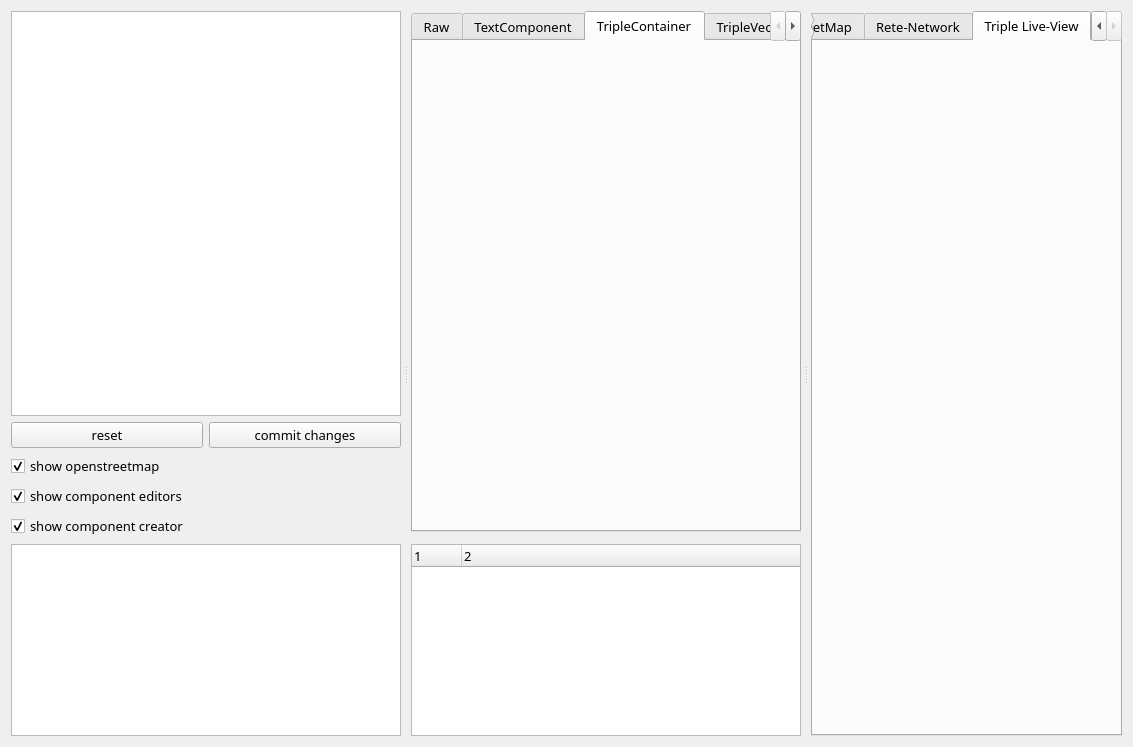
Before: the Qt Designer form ui/main.ui in sempr-tk/sempr-gui, drawn with Qt 5.
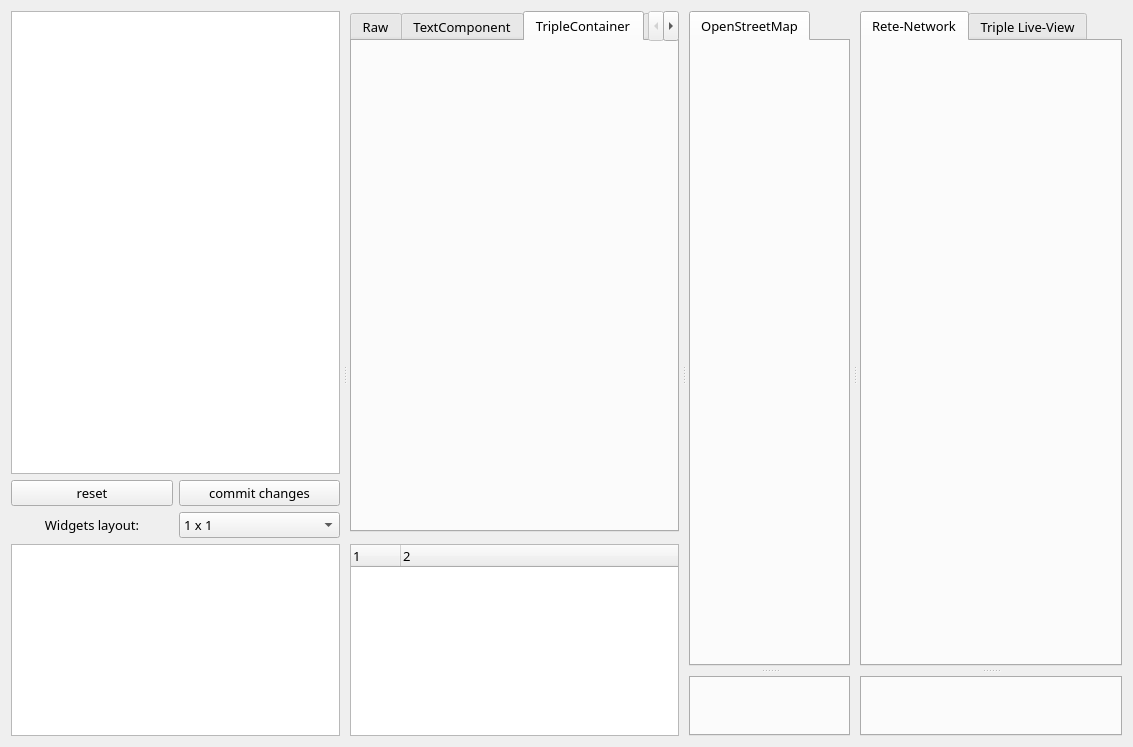
After: the same form once the commit is applied. The open tabs and pages were chosen to show the change. Custom widgets are drawn as their Qt base class.

Commit message: util widgets drag and drop

```diff
--- a/ui/main.ui
+++ b/ui/main.ui
@@ -21,13 +21,7 @@
   </property>
   <layout class="QHBoxLayout" name="horizontalLayout_2">
    <item>
-    <widget class="QSplitter" name="splitter">
-     <property name="sizePolicy">
-      <sizepolicy hsizetype="Expanding" vsizetype="Expanding">
-       <horstretch>0</horstretch>
-       <verstretch>0</verstretch>
-      </sizepolicy>
-     </property>
+    <widget class="QSplitter" name="splitter_3">
      <property name="orientation">
       <enum>Qt::Horizontal</enum>
      </property>
@@ -62,52 +56,80 @@
         </widget>
        </item>
        <item>
-        <layout class="QHBoxLayout" name="horizontalLayout">
-         <item>
+        <layout class="QGridLayout" name="gridLayout_2">
+         <item row="0" column="0">
           <widget class="QPushButton" name="btnReset">
            <property name="text">
             <string>reset</string>
            </property>
           </widget>
          </item>
-         <item>
+         <item row="0" column="1">
           <widget class="QPushButton" name="btnCommit">
            <property name="text">
             <string>commit changes</string>
            </property>
           </widget>
          </item>
+         <item row="1" column="0">
+          <widget class="QLabel" name="label">
+           <property name="sizePolicy">
+            <sizepolicy hsizetype="Preferred" vsizetype="Preferred">
+             <horstretch>0</horstretch>
+             <verstretch>0</verstretch>
+            </sizepolicy>
+           </property>
+           <property name="text">
+            <string>Widgets layout:</string>
+           </property>
+           <property name="alignment">
+            <set>Qt::AlignCenter</set>
+           </property>
+          </widget>
+         </item>
+         <item row="1" column="1">
+          <widget class="QComboBox" name="comboLayout">
+           <property name="sizePolicy">
+            <sizepolicy hsizetype="Preferred" vsizetype="Fixed">
+             <horstretch>0</horstretch>
+             <verstretch>0</verstretch>
+            </sizepolicy>
+           </property>
+           <property name="minimumSize">
+            <size>
+             <width>100</width>
+             <height>0</height>
+            </size>
+           </property>
+           <property name="insertPolicy">
+            <enum>QComboBox::NoInsert</enum>
+           </property>
+           <item>
+            <property name="text">
+             <string>1 x 1</string>
+            </property>
+           </item>
+           <item>
+            <property name="text">
+             <string>2 x 1</string>
+            </property>
+           </item>
+           <item>
+            <property name="text">
+             <string>1 x 2</string>
+            </property>
+           </item>
+           <item>
+            <property name="text">
+             <string>2 x 2</string>
+            </property>
+           </item>
+          </widget>
+         </item>
         </layout>
        </item>
        <item>
-        <widget class="QCheckBox" name="boxShowOSM">
-         <property name="text">
-          <string>show openstreetmap</string>
-         </property>
-         <property name="checked">
-          <bool>true</bool>
-         </property>
-        </widget>
-       </item>
-       <item>
-        <widget class="QCheckBox" name="boxShowEditors">
-         <property name="text">
-          <string>show component editors</string>
-         </property>
-         <property name="checked">
-          <bool>true</bool>
-         </property>
-        </widget>
-       </item>
-       <item>
-        <widget class="QCheckBox" name="boxShowCreator">
-         <property name="text">
-          <string>show component creator</string>
-         </property>
-         <property name="checked">
-          <bool>true</bool>
-         </property>
-        </widget>
+        <layout class="QHBoxLayout" name="horizontalLayout_4"/>
        </item>
        <item>
         <widget class="QTreeWidget" name="historyList">
@@ -235,25 +257,45 @@
        </item>
       </layout>
      </widget>
-     <widget class="QTabWidget" name="tabWidget_2">
-      <property name="currentIndex">
-       <number>2</number>
+     <widget class="QSplitter" name="splitter_2">
+      <property name="orientation">
+       <enum>Qt::Vertical</enum>
       </property>
-      <widget class="sempr::gui::GeoMapWidget" name="geoMapWidget">
-       <attribute name="title">
-        <string>OpenStreetMap</string>
-       </attribute>
+      <property name="handleWidth">
+       <number>10</number>
+      </property>
+      <widget class="sempr::gui::DragDropTabWidget" name="utilTabWidget_11">
+       <property name="currentIndex">
+        <number>0</number>
+       </property>
+       <widget class="sempr::gui::GeoMapWidget" name="geoMapWidget">
+        <attribute name="title">
+         <string>OpenStreetMap</string>
+        </attribute>
+       </widget>
       </widget>
-      <widget class="sempr::gui::ReteWidget" name="reteWidget">
-       <attribute name="title">
-        <string>Rete-Network</string>
-       </attribute>
+      <widget class="sempr::gui::DragDropTabWidget" name="utilTabWidget_21"/>
+     </widget>
+     <widget class="QSplitter" name="splitter">
+      <property name="orientation">
+       <enum>Qt::Vertical</enum>
+      </property>
+      <property name="handleWidth">
+       <number>10</number>
+      </property>
+      <widget class="sempr::gui::DragDropTabWidget" name="utilTabWidget_12">
+       <widget class="sempr::gui::ReteWidget" name="reteWidget">
+        <attribute name="title">
+         <string>Rete-Network</string>
+        </attribute>
+       </widget>
+       <widget class="sempr::gui::TripleLiveViewWidget" name="tripleLiveViewWidget">
+        <attribute name="title">
+         <string>Triple Live-View</string>
+        </attribute>
+       </widget>
       </widget>
-      <widget class="sempr::gui::TripleLiveViewWidget" name="semanticQueryWidget">
-       <attribute name="title">
-        <string>Triple Live-View</string>
-       </attribute>
-      </widget>
+      <widget class="sempr::gui::DragDropTabWidget" name="utilTabWidget_22"/>
      </widget>
     </widget>
    </item>
@@ -319,6 +361,12 @@
    <header>../src/TripleLiveViewWidget.hpp</header>
    <container>1</container>
   </customwidget>
+  <customwidget>
+   <class>sempr::gui::DragDropTabWidget</class>
+   <extends>QTabWidget</extends>
+   <header>../src/DragDropTabBar.hpp</header>
+   <container>1</container>
+  </customwidget>
  </customwidgets>
  <resources/>
  <connections/>
```
Left out of the diff: 2 changed lines with no effect on the pictures. The commit also changes 5 other files.
